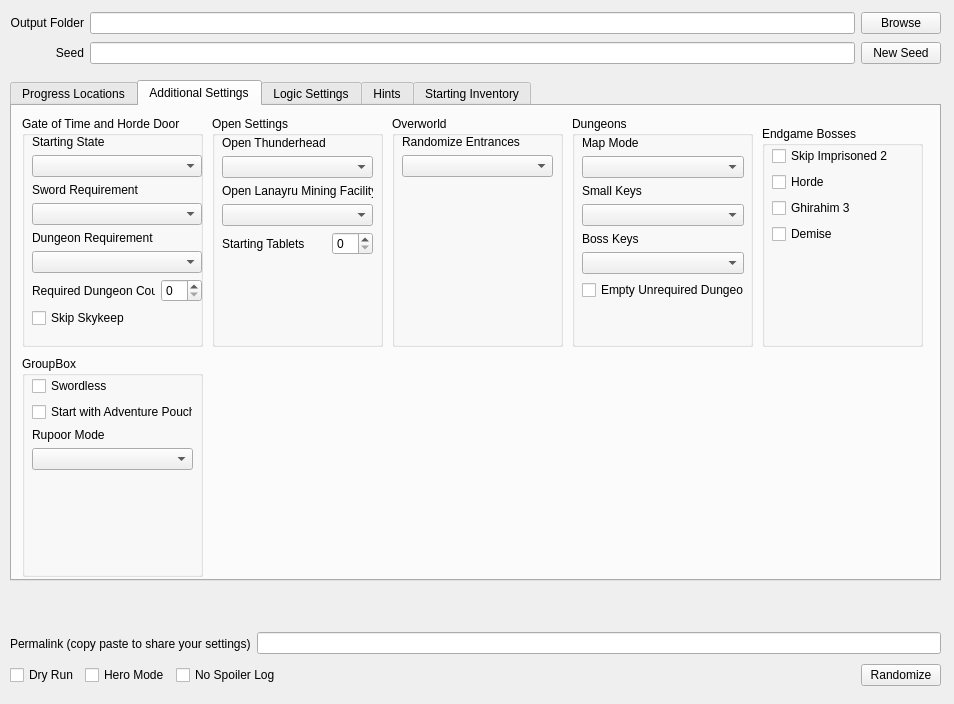
First picture: the form in gui/randogui.ui, repository ssrando/ssrando, before the edit.
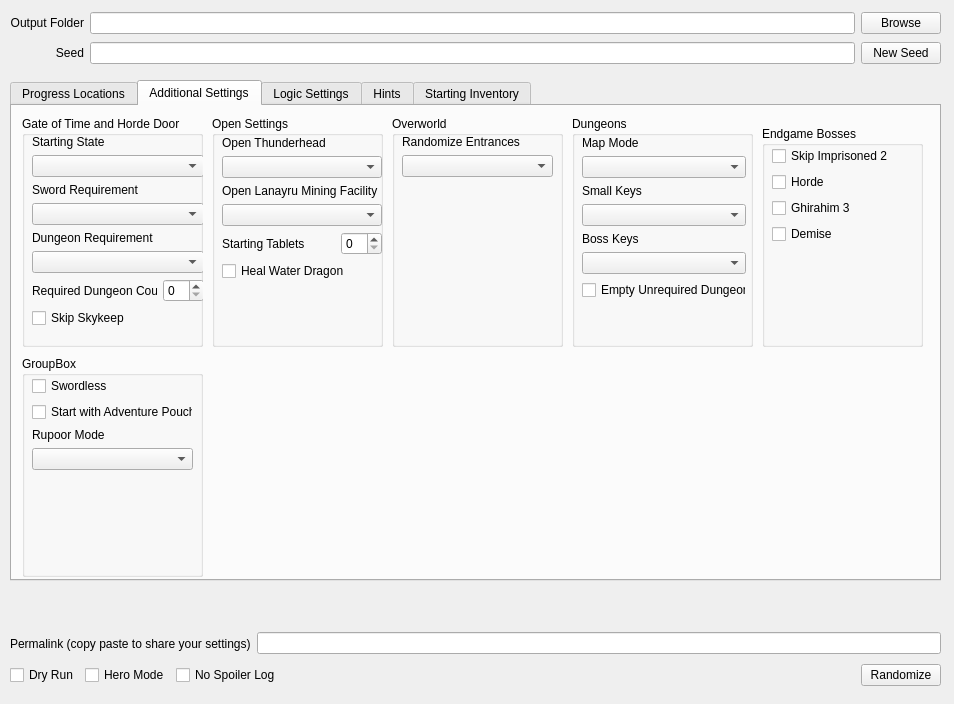
Second picture: the form after the edit.

Commit message: Added Healing Water Dragon Patch and fixed various layers and objects for obscure RBMs

```diff
--- a/gui/randogui.ui
+++ b/gui/randogui.ui
@@ -586,7 +586,7 @@
         <rect>
          <x>10</x>
          <y>19</y>
-         <width>170</width>
+         <width>172</width>
          <height>213</height>
         </rect>
        </property>
@@ -703,7 +703,7 @@
         <rect>
          <x>10</x>
          <y>20</y>
-         <width>162</width>
+         <width>164</width>
          <height>204</height>
         </rect>
        </property>
@@ -856,7 +856,7 @@
         <rect>
          <x>10</x>
          <y>20</y>
-         <width>151</width>
+         <width>160</width>
          <height>201</height>
         </rect>
        </property>
@@ -910,6 +910,13 @@
           </item>
          </layout>
         </item>
+        <item>
+         <widget class="QCheckBox" name="option_heal_water_dragon">
+          <property name="text">
+           <string>Heal Water Dragon</string>
+          </property>
+         </widget>
+        </item>
         <item>
          <spacer name="verticalSpacer_2">
           <property name="orientation">
```
Left out of the diff: 2 changed lines with no effect on the pictures. The commit also changes 5 other files.
